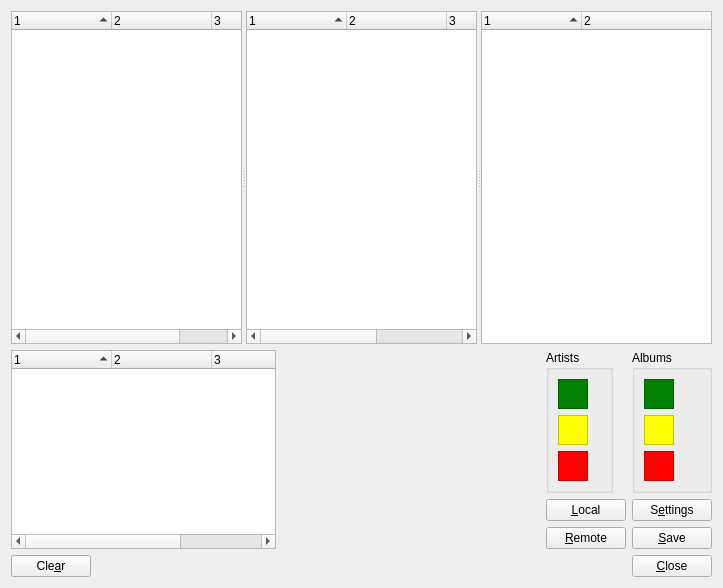
First picture: the form in ui/main.ui, repository KenjiTakahashi/gayeogi, before the edit.
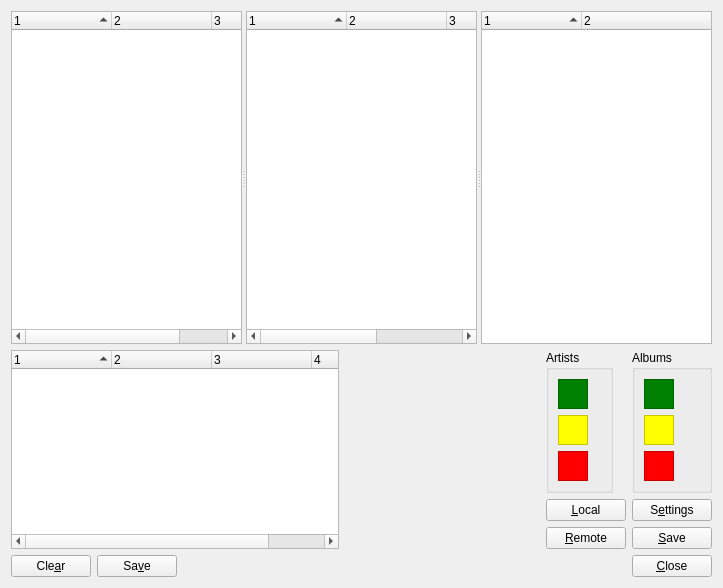
Second picture: the form after the edit.

Commit message: New settings dialog

Patch:
```diff
--- a/ui/main.ui
+++ b/ui/main.ui
@@ -205,6 +205,13 @@
               </property>
              </widget>
             </item>
+            <item>
+             <widget class="QPushButton" name="saveLogs">
+              <property name="text">
+               <string>Sa&amp;ve</string>
+              </property>
+             </widget>
+            </item>
             <item>
              <spacer name="horizontalSpacer_2">
               <property name="orientation">
```
The commit also changes 3 other files.
